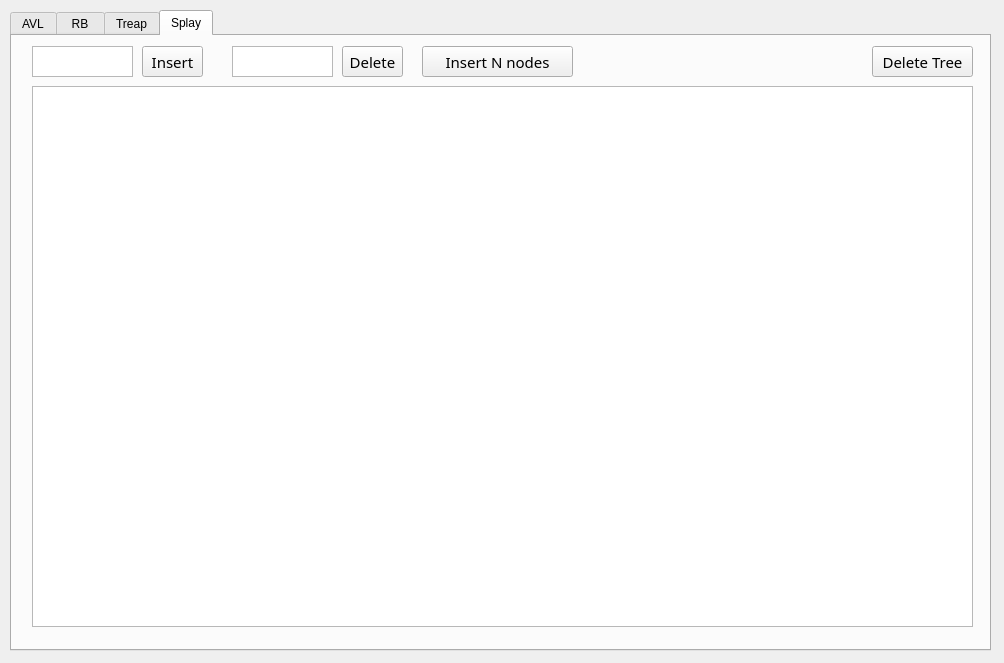
First picture: the form in mainwindow.ui, repository DaryaPanyukova/tree-visualization, before the edit.
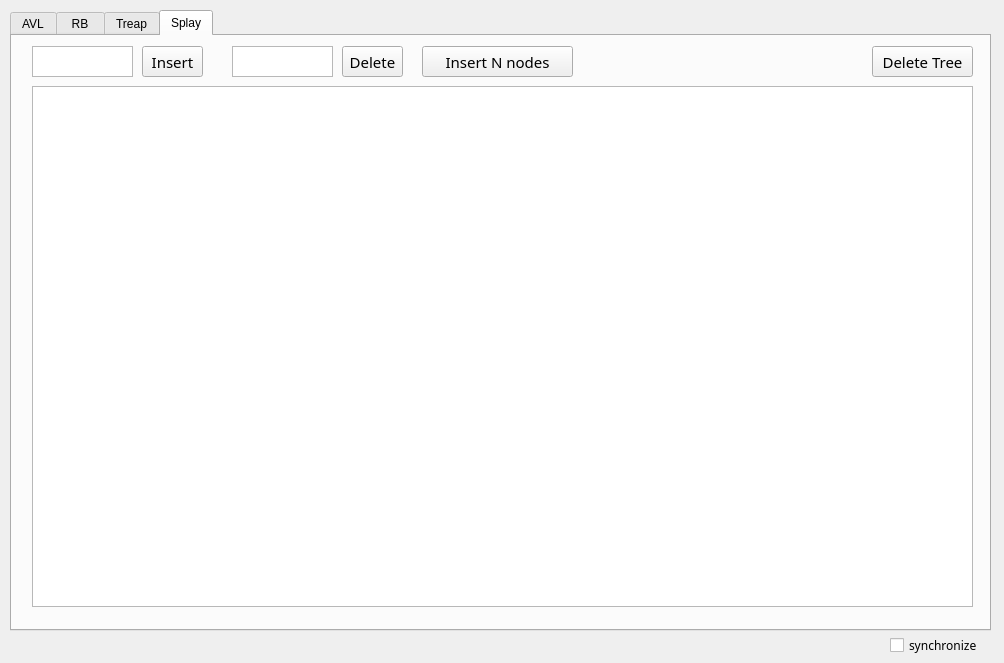
Second picture: the form after the edit. The open tabs and pages were chosen to show the change.

```diff
--- a/mainwindow.ui
+++ b/mainwindow.ui
@@ -23,7 +23,7 @@
       <x>10</x>
       <y>10</y>
       <width>981</width>
-      <height>641</height>
+      <height>621</height>
      </rect>
     </property>
     <property name="styleSheet">
@@ -491,7 +491,7 @@
         <x>20</x>
         <y>50</y>
         <width>941</width>
-        <height>541</height>
+        <height>521</height>
        </rect>
       </property>
      </widget>
@@ -543,6 +543,25 @@
      </widget>
     </widget>
    </widget>
+   <widget class="QCheckBox" name="checkBox">
+    <property name="geometry">
+     <rect>
+      <x>890</x>
+      <y>630</y>
+      <width>121</width>
+      <height>31</height>
+     </rect>
+    </property>
+    <property name="font">
+     <font>
+      <family>Franklin Gothic Medium</family>
+      <pointsize>9</pointsize>
+     </font>
+    </property>
+    <property name="text">
+     <string>synchronize</string>
+    </property>
+   </widget>
   </widget>
  </widget>
  <resources/>
```
Left out of the diff: 8 changed lines with no effect on the pictures.
